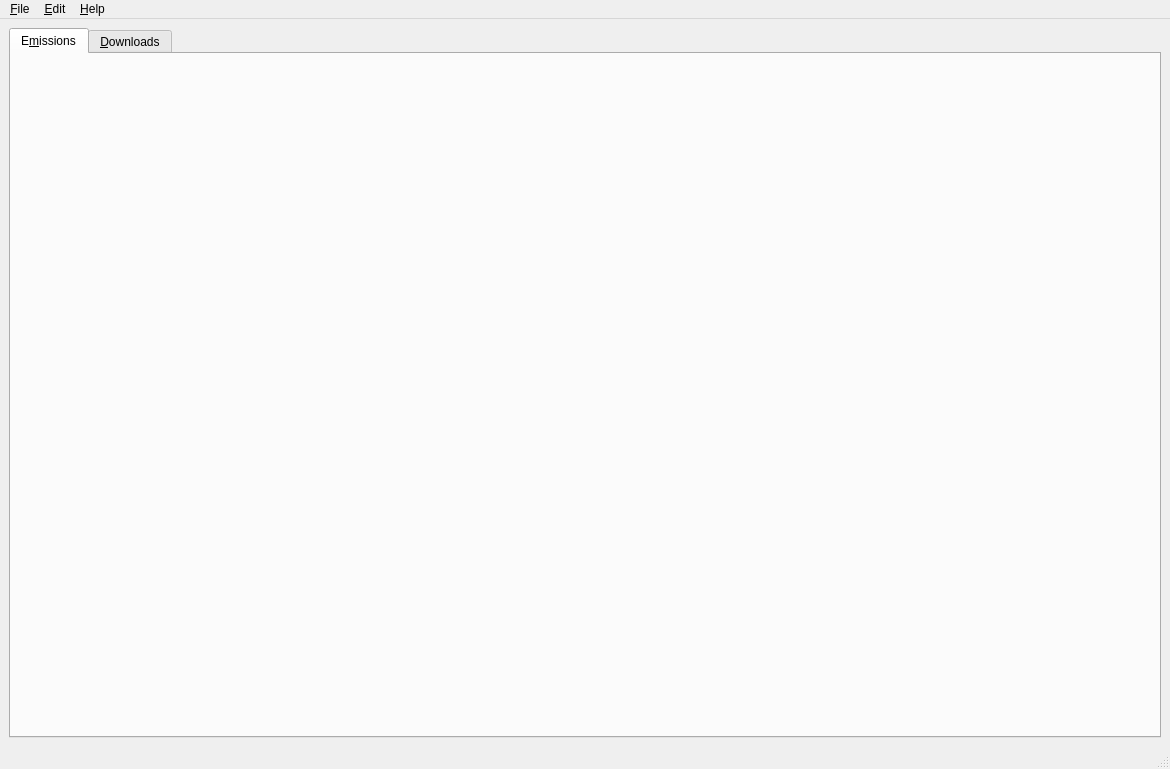
First picture: the form in toutvqt/dat/ui/main_window.ui, repository bvanheu/pytoutv, before the edit.
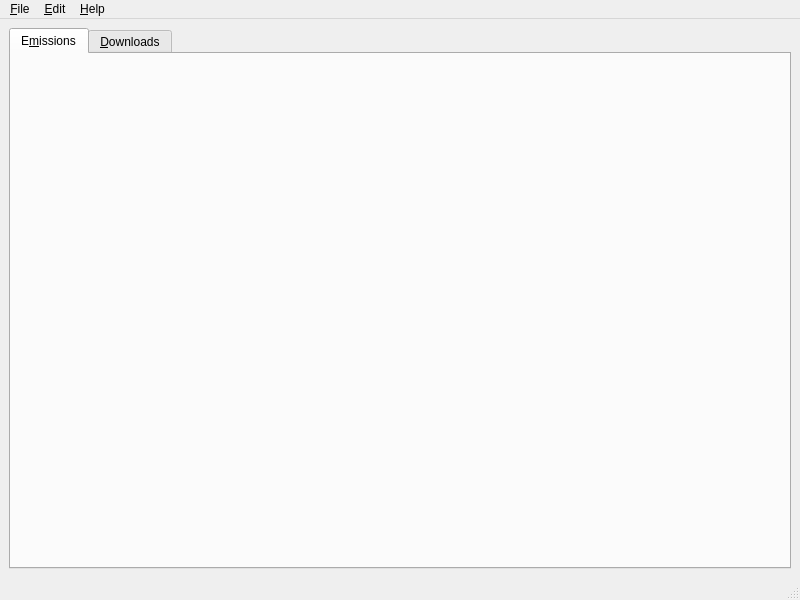
Second picture: the form after the edit.

Commit message: Qt: fix better default main window dimensions

```diff
--- a/toutvqt/dat/ui/main_window.ui
+++ b/toutvqt/dat/ui/main_window.ui
@@ -6,8 +6,8 @@
    <rect>
     <x>0</x>
     <y>0</y>
-    <width>1170</width>
-    <height>769</height>
+    <width>800</width>
+    <height>600</height>
    </rect>
   </property>
   <property name="windowTitle">
@@ -46,8 +46,8 @@
     <rect>
      <x>0</x>
      <y>0</y>
-     <width>1170</width>
-     <height>19</height>
+     <width>800</width>
+     <height>20</height>
     </rect>
    </property>
    <widget class="QMenu" name="file_menu">
```
